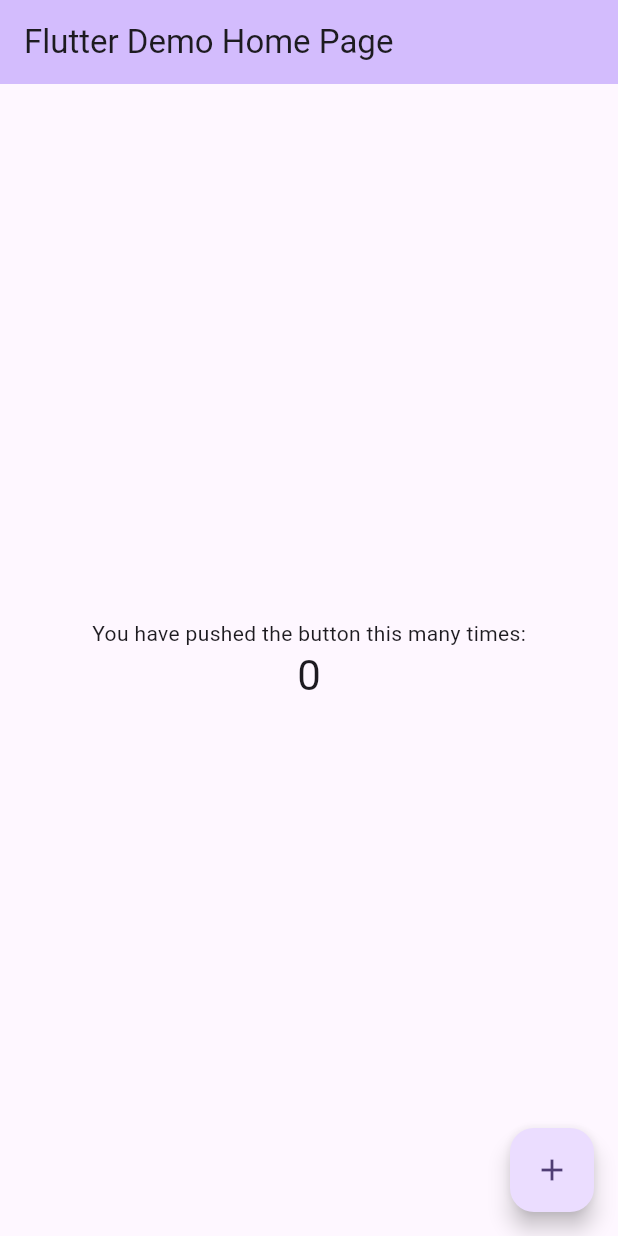
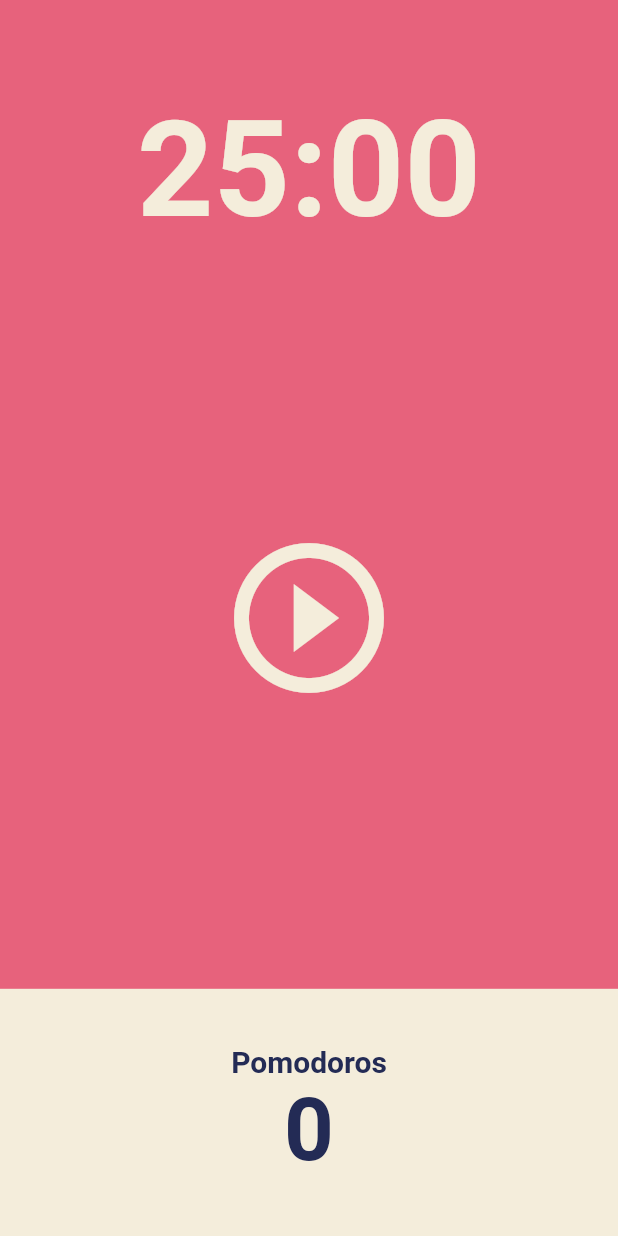
Before and after one commit to Yuhyeon0516/Flutter-Pomodoro-App, a Flutter app: the screen it shows after launch, on a phone screen of 412 x 824 dp. Run offline on Flutter 3.47's test engine with Material 2 defaults, Android fonts, the phone set to English and light mode, and no system bars.

Commit message:
Home Screen 구성

```diff
--- a/lib/main.dart
+++ b/lib/main.dart
@@ -1,4 +1,5 @@
 import 'package:flutter/material.dart';
+import 'package:pomodoro/screens/home_screen.dart';
 
 void main() {
   runApp(const MyApp());
@@ -7,119 +8,18 @@ void main() {
 class MyApp extends StatelessWidget {
   const MyApp({super.key});
 
-  // This widget is the root of your application.
   @override
   Widget build(BuildContext context) {
     return MaterialApp(
-      title: 'Flutter Demo',
       theme: ThemeData(
-        // This is the theme of your application.
-        //
-        // TRY THIS: Try running your application with "flutter run". You'll see
-        // the application has a blue toolbar. Then, without quitting the app,
-        // try changing the seedColor in the colorScheme below to Colors.green
-        // and then invoke "hot reload" (save your changes or press the "hot
-        // reload" button in a Flutter-supported IDE, or press "r" if you used
-        // the command line to start the app).
-        //
-        // Notice that the counter didn't reset back to zero; the application
-        // state is not lost during the reload. To reset the state, use hot
-        // restart instead.
-        //
-        // This works for code too, not just values: Most code changes can be
-        // tested with just a hot reload.
-        colorScheme: ColorScheme.fromSeed(seedColor: Colors.deepPurple),
-        useMaterial3: true,
+        // ignore: deprecated_member_use
+        backgroundColor: const Color(0xffe7627c),
+        textTheme: const TextTheme(
+          displayLarge: TextStyle(color: Color(0xFF232B55)),
+        ),
+        cardColor: const Color(0xFFF4EDDB),
       ),
-      home: const MyHomePage(title: 'Flutter Demo Home Page'),
+      home: const HomeScreen(),
     );
   }
 }
-
-class MyHomePage extends StatefulWidget {
-  const MyHomePage({super.key, required this.title});
-
-  // This widget is the home page of your application. It is stateful, meaning
-  // that it has a State object (defined below) that contains fields that affect
-  // how it looks.
-
-  // This class is the configuration for the state. It holds the values (in this
-  // case the title) provided by the parent (in this case the App widget) and
-  // used by the build method of the State. Fields in a Widget subclass are
-  // always marked "final".
-
-  final String title;
-
-  @override
-  State<MyHomePage> createState() => _MyHomePageState();
-}
-
-class _MyHomePageState extends State<MyHomePage> {
-  int _counter = 0;
-
-  void _incrementCounter() {
-    setState(() {
-      // This call to setState tells the Flutter framework that something has
-      // changed in this State, which causes it to rerun the build method below
-      // so that the display can reflect the updated values. If we changed
-      // _counter without calling setState(), then the build method would not be
-      // called again, and so nothing would appear to happen.
-      _counter++;
-    });
-  }
-
-  @override
-  Widget build(BuildContext context) {
-    // This method is rerun every time setState is called, for instance as done
-    // by the _incrementCounter method above.
-    //
-    // The Flutter framework has been optimized to make rerunning build methods
-    // fast, so that you can just rebuild anything that needs updating rather
-    // than having to individually change instances of widgets.
-    return Scaffold(
-      appBar: AppBar(
-        // TRY THIS: Try changing the color here to a specific color (to
-        // Colors.amber, perhaps?) and trigger a hot reload to see the AppBar
-        // change color while the other colors stay the same.
-        backgroundColor: Theme.of(context).colorScheme.inversePrimary,
-        // Here we take the value from the MyHomePage object that was created by
-        // the App.build method, and use it to set our appbar title.
-        title: Text(widget.title),
-      ),
-      body: Center(
-        // Center is a layout widget. It takes a single child and positions it
-        // in the middle of the parent.
-        child: Column(
-          // Column is also a layout widget. It takes a list of children and
-          // arranges them vertically. By default, it sizes itself to fit its
-          // children horizontally, and tries to be as tall as its parent.
-          //
-          // Column has various properties to control how it sizes itself and
-          // how it positions its children. Here we use mainAxisAlignment to
-          // center the children vertically; the main axis here is the vertical
-          // axis because Columns are vertical (the cross axis would be
-          // horizontal).
-          //
-          // TRY THIS: Invoke "debug painting" (choose the "Toggle Debug Paint"
-          // action in the IDE, or press "p" in the console), to see the
-          // wireframe for each widget.
-          mainAxisAlignment: MainAxisAlignment.center,
-          children: <Widget>[
-            const Text(
-              'You have pushed the button this many times:',
-            ),
-            Text(
-              '$_counter',
-              style: Theme.of(context).textTheme.headlineMedium,
-            ),
-          ],
-        ),
-      ),
-      floatingActionButton: FloatingActionButton(
-        onPressed: _incrementCounter,
-        tooltip: 'Increment',
-        child: const Icon(Icons.add),
-      ), // This trailing comma makes auto-formatting nicer for build methods.
-    );
-  }
-}
--- /dev/null
+++ b/lib/screens/home_screen.dart
@@ -0,0 +1,83 @@
+import 'package:flutter/material.dart';
+
+class HomeScreen extends StatefulWidget {
+  const HomeScreen({super.key});
+
+  @override
+  State<HomeScreen> createState() => _HomeScreenState();
+}
+
+class _HomeScreenState extends State<HomeScreen> {
+  @override
+  Widget build(BuildContext context) {
+    return Scaffold(
+      // ignore: deprecated_member_use
+      backgroundColor: Theme.of(context).backgroundColor,
+      body: Column(
+        children: [
+          Flexible(
+            flex: 1,
+            child: Container(
+              alignment: Alignment.bottomCenter,
+              child: Text(
+                "25:00",
+                style: TextStyle(
+                  color: Theme.of(context).cardColor,
+                  fontSize: 89,
+                  fontWeight: FontWeight.w600,
+                ),
+              ),
+            ),
+          ),
+          Flexible(
+            flex: 3,
+            child: Center(
+              child: IconButton(
+                iconSize: 120,
+                color: Theme.of(context).cardColor,
+                icon: const Icon(Icons.play_circle_outline),
+                onPressed: () {},
+              ),
+            ),
+          ),
+          Flexible(
+            flex: 1,
+            child: Row(
+              children: [
+                Expanded(
+                  child: Container(
+                    decoration:
+                        BoxDecoration(color: Theme.of(context).cardColor),
+                    child: Column(
+                      mainAxisAlignment: MainAxisAlignment.center,
+                      children: [
+                        Text(
+                          "Pomodoros",
+                          style: TextStyle(
+                            fontSize: 20,
+                            color:
+                                Theme.of(context).textTheme.displayLarge!.color,
+                            fontWeight: FontWeight.w600,
+                          ),
+                        ),
+                        Text(
+                          "0",
+                          style: TextStyle(
+                            fontSize: 58,
+                            color:
+                                Theme.of(context).textTheme.displayLarge!.color,
+                            fontWeight: FontWeight.w600,
+                          ),
+                        ),
+                      ],
+                    ),
+                  ),
+                ),
+              ],
+            ),
+          ),
+        ],
+      ),
+    );
+  }
+}
```
